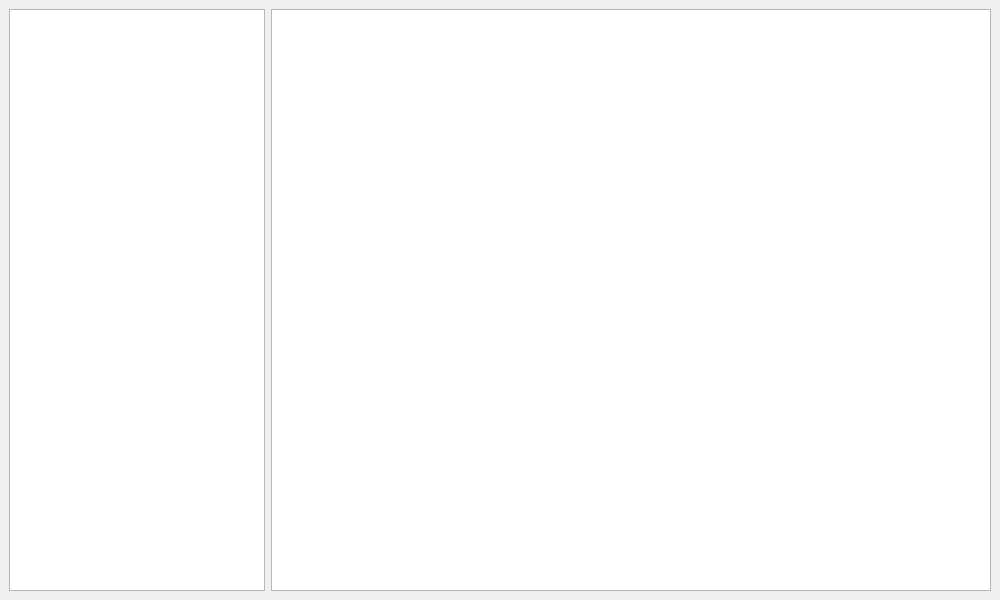
Old version of the form src/mainwindow.ui in the repository FEFUteam/File_Manager.
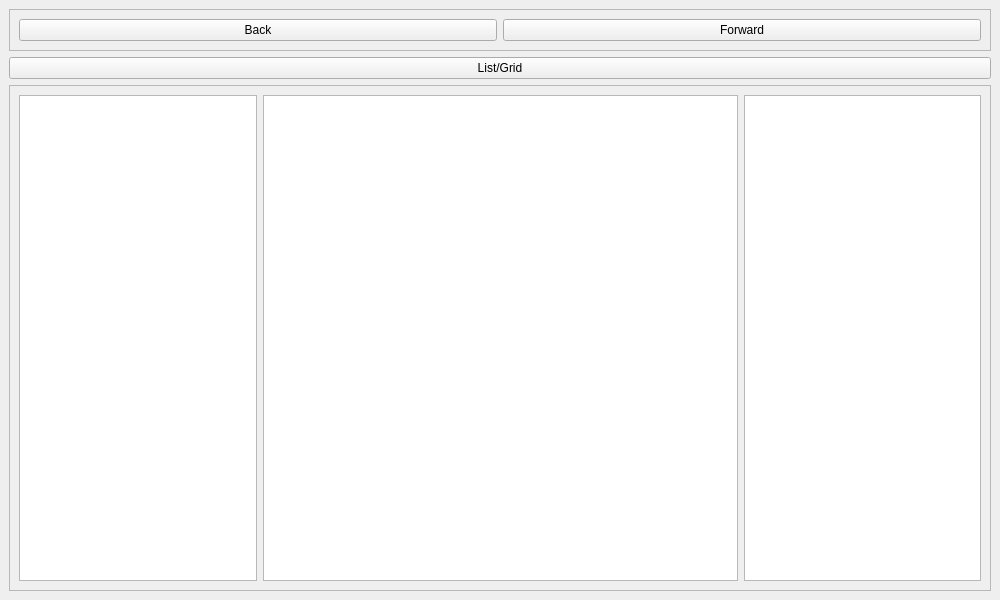
New version of the form.

Commit message: Added display change for file list and synchronization with the tree

Patch:
```diff
--- a/src/mainwindow.ui
+++ b/src/mainwindow.ui
@@ -16,6 +16,12 @@
   <property name="windowTitle">
    <string>MainWindow</string>
   </property>
+  <property name="layoutDirection">
+   <enum>Qt::LayoutDirection::LeftToRight</enum>
+  </property>
+  <property name="autoFillBackground">
+   <bool>false</bool>
+  </property>
   <widget class="QWidget" name="centralwidget">
    <property name="sizeIncrement">
     <size>
@@ -23,12 +29,79 @@
      <height>0</height>
     </size>
    </property>
-   <layout class="QFormLayout" name="formLayout">
-    <item row="0" column="0">
-     <widget class="QTreeView" name="DirTreeView"/>
+   <property name="layoutDirection">
+    <enum>Qt::LayoutDirection::LeftToRight</enum>
+   </property>
+   <property name="autoFillBackground">
+    <bool>false</bool>
+   </property>
+   <layout class="QVBoxLayout" name="verticalLayout_2">
+    <item>
+     <widget class="QFrame" name="frame_2">
+      <property name="frameShape">
+       <enum>QFrame::Shape::StyledPanel</enum>
+      </property>
+      <property name="frameShadow">
+       <enum>QFrame::Shadow::Raised</enum>
+      </property>
+      <layout class="QHBoxLayout" name="horizontalLayout">
+       <item>
+        <widget class="QPushButton" name="BackPush">
+         <property name="text">
+          <string>Back</string>
+         </property>
+        </widget>
+       </item>
+       <item>
+        <widget class="QPushButton" name="ForwardPush">
+         <property name="text">
+          <string>Forward</string>
+         </property>
+        </widget>
+       </item>
+      </layout>
+     </widget>
     </item>
-    <item row="0" column="1">
-     <widget class="QListView" name="DirListView"/>
+    <item>
+     <widget class="QPushButton" name="ListGridButton">
+      <property name="text">
+       <string>List/Grid</string>
+      </property>
+     </widget>
+    </item>
+    <item>
+     <widget class="QFrame" name="frame">
+      <property name="layoutDirection">
+       <enum>Qt::LayoutDirection::LeftToRight</enum>
+      </property>
+      <property name="autoFillBackground">
+       <bool>false</bool>
+      </property>
+      <property name="frameShape">
+       <enum>QFrame::Shape::StyledPanel</enum>
+      </property>
+      <property name="frameShadow">
+       <enum>QFrame::Shadow::Raised</enum>
+      </property>
+      <layout class="QHBoxLayout" name="horizontalLayout_2" stretch="1,2,1">
+       <item>
+        <widget class="QTreeView" name="DirTreeView"/>
+       </item>
+       <item>
+        <widget class="QListView" name="DirListView">
+         <property name="sizePolicy">
+          <sizepolicy hsizetype="Expanding" vsizetype="Expanding">
+           <horstretch>0</horstretch>
+           <verstretch>0</verstretch>
+          </sizepolicy>
+         </property>
+        </widget>
+       </item>
+       <item>
+        <widget class="QTableView" name="tableView"/>
+       </item>
+      </layout>
+     </widget>
     </item>
    </layout>
   </widget>
```
The commit also changes 3 other files.
